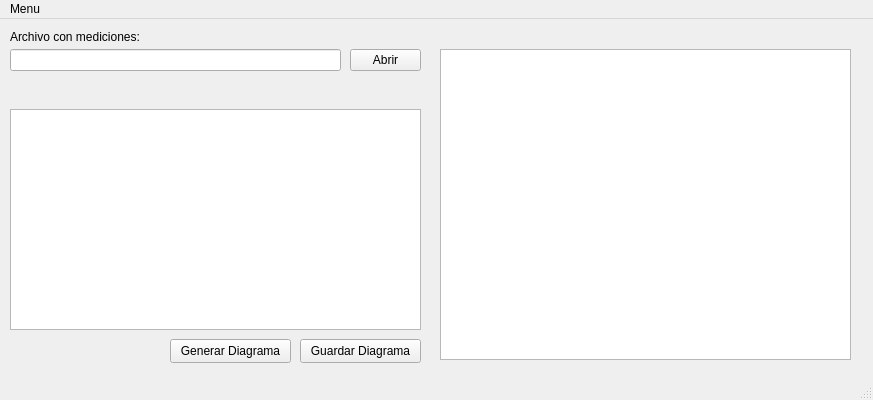
Old version of the form ppcc/mainwindow.ui in the repository ErnestoVivas/Multiconsult-ppcc.
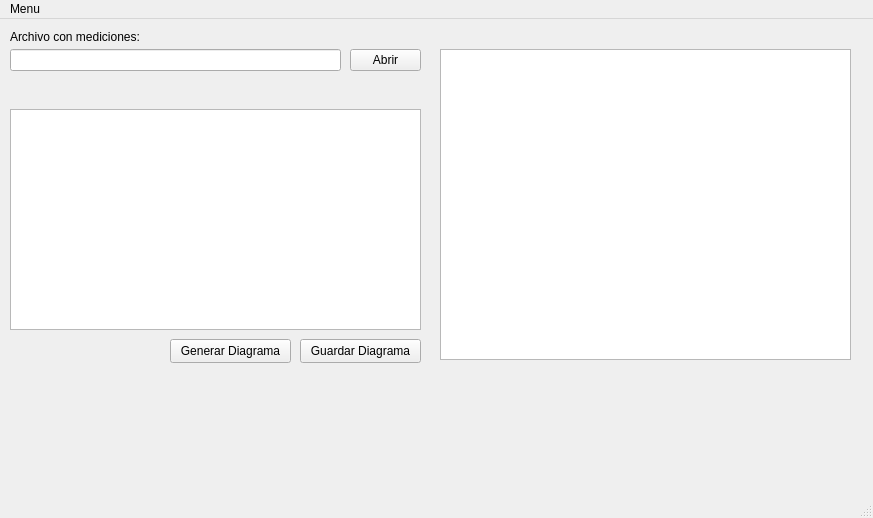
New version of the form. Custom widgets are drawn as their Qt base class.

Commit message: Fix crash on exit

What changed in the file:
```diff
--- a/ppcc/mainwindow.ui
+++ b/ppcc/mainwindow.ui
@@ -7,7 +7,7 @@
     <x>0</x>
     <y>0</y>
     <width>873</width>
-    <height>400</height>
+    <height>518</height>
    </rect>
   </property>
   <property name="windowTitle">
```
The commit also changes 1 other file.
